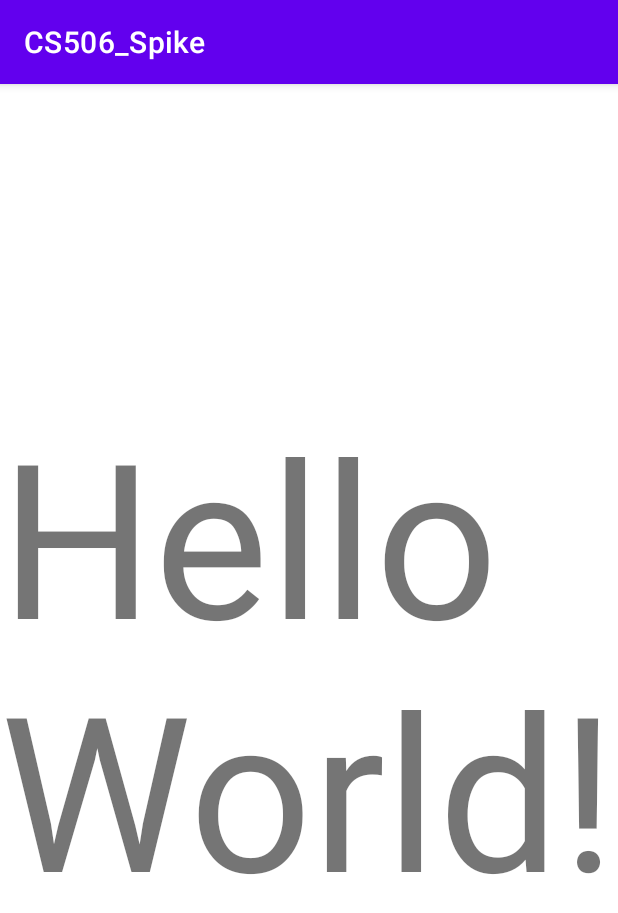
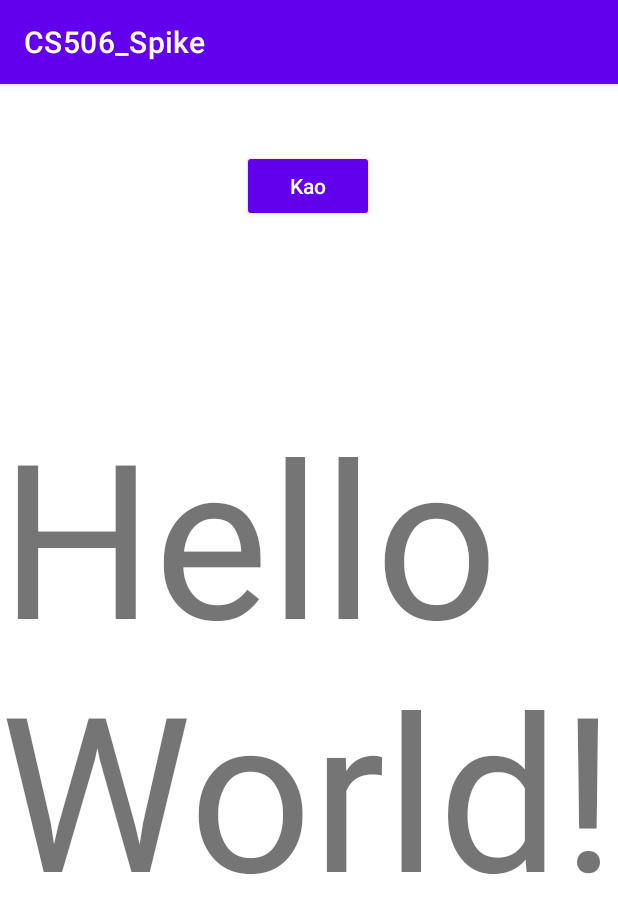
Before and after one commit to asmitnayak/CS506_Spike, an Android app: the screen it shows after launch (MainActivity), on a phone screen of 412 x 824 dp. Shown: the top 913 px of the screen. Run offline under Robolectric (Android 15) with nearby library versions, the phone set to English and light mode, and no system bars.

Commit message:
button on main page

```diff
--- a/app/src/main/res/layout/activity_main.xml
+++ b/app/src/main/res/layout/activity_main.xml
@@ -7,6 +7,7 @@
     tools:context=".MainActivity">
 
     <TextView
+        android:id="@+id/textView"
         android:layout_width="wrap_content"
         android:layout_height="wrap_content"
         android:text="Hello World!"
@@ -16,4 +17,18 @@
         app:layout_constraintRight_toRightOf="parent"
         app:layout_constraintTop_toTopOf="parent" />
 
+    <Button
+        android:id="@+id/button"
+        style="@style/Widget.AppCompat.Button"
+        android:layout_width="wrap_content"
+        android:layout_height="wrap_content"
+        android:layout_marginTop="44dp"
+        android:text="Kao"
+        android:textAppearance="@style/TextAppearance.AppCompat.Body2"
+        app:layout_constraintEnd_toEndOf="parent"
+        app:layout_constraintHorizontal_bias="0.498"
+        app:layout_constraintStart_toStartOf="parent"
+        app:layout_constraintTop_toTopOf="parent"
+        app:strokeColor="@android:color/holo_blue_light" />
+
 </androidx.constraintlayout.widget.ConstraintLayout>
```
